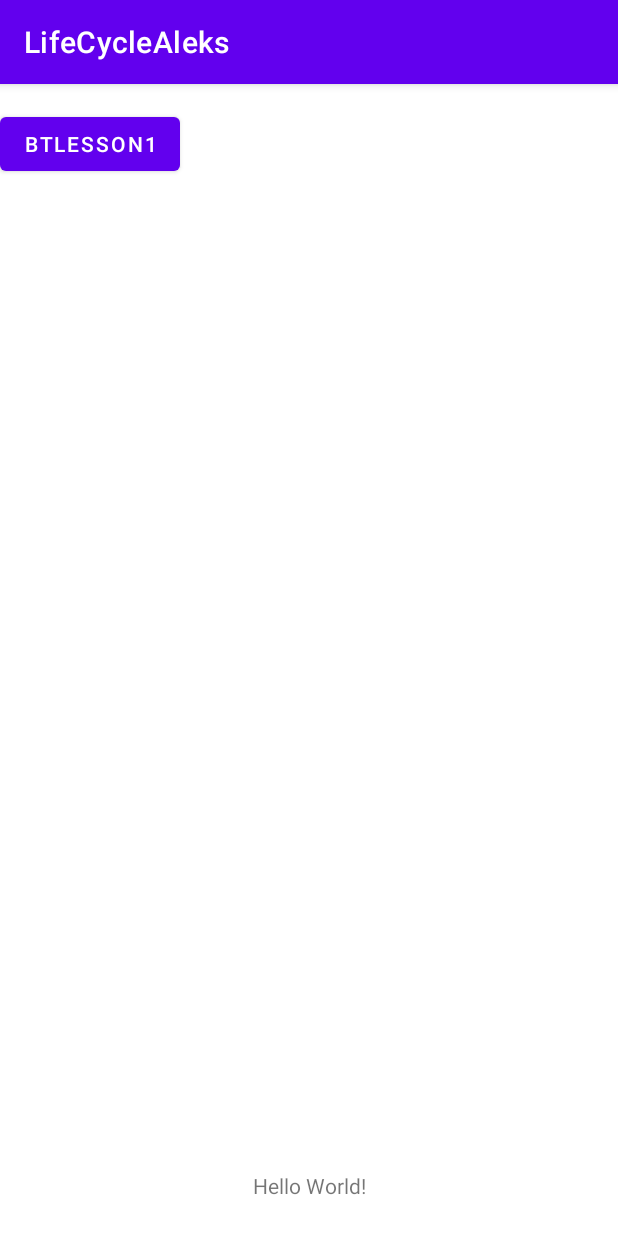
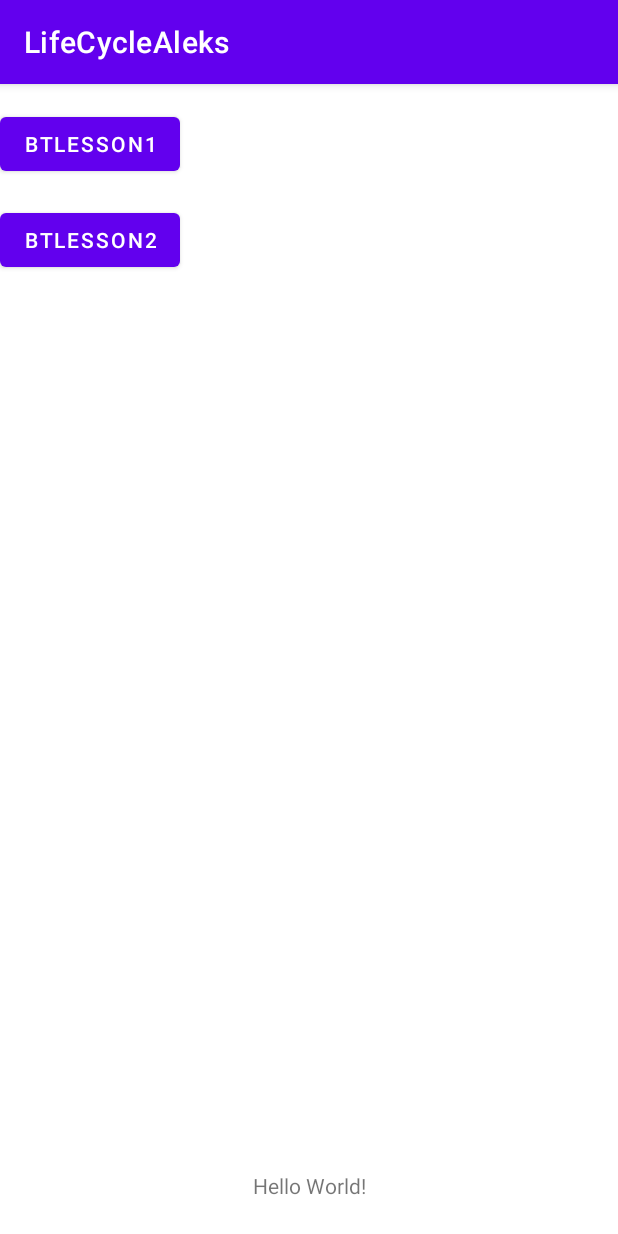
Before and after one commit to pavelfire/LifeCycleAleks, an Android app: the screen it shows after launch (MainActivity), on a phone screen of 412 x 824 dp. Run offline under Robolectric (Android 15) with nearby library versions, the phone set to English and light mode, and no system bars.

Commit message:
receving data from Lesson1Activity.kt

```diff
--- a/app/src/main/java/com/vk/directop/lifecyclealeks/MainActivity.kt
+++ b/app/src/main/java/com/vk/directop/lifecyclealeks/MainActivity.kt
@@ -4,16 +4,22 @@ import android.app.Activity
 import android.content.Intent
 import androidx.appcompat.app.AppCompatActivity
 import android.os.Bundle
+import android.util.Log
 import android.widget.Button
 import android.widget.TextView
 import androidx.activity.result.ActivityResult
 import androidx.activity.result.contract.ActivityResultContracts
 
 
- const val KEY_ONE = "HELLO_KEY"
- const val RESULT_KEY = "RESULT_KEY"
+const val KEY_ONE = "HELLO_KEY"
+const val RESULT_KEY = "RESULT_KEY"
+private const val KEY_TEXT_RECEIVED = "KEY_TEXT_RECEIVED"
+private const val TAG = "LifeCycleAleks"
+private var receivedText = "init"
 
 class MainActivity : AppCompatActivity() {
+
+
 
     private val startForResult =
         registerForActivityResult(ActivityResultContracts.StartActivityForResult()) { result: ActivityResult ->
@@ -26,6 +32,7 @@ class MainActivity : AppCompatActivity() {
                         intent.extras?.getString(RESULT_KEY).toString()
                     if (received != "") {
                         tvInfo1.text = received
+                        receivedText = received
                     }
                 }
             }
@@ -37,6 +44,20 @@ class MainActivity : AppCompatActivity() {
 
         val btLesson1 = findViewById<Button>(R.id.btLesson1)
         val tvInfo1 = findViewById<TextView>(R.id.tvInfo1)
+        val btLesson2 = findViewById<Button>(R.id.btLesson2)
+
+        receivedText = tvInfo1.text.toString()
+
+        if (savedInstanceState != null){
+            receivedText = savedInstanceState.getString(KEY_TEXT_RECEIVED, "up")
+            Log.d(TAG, "get SaveInstanceState $receivedText")
+            tvInfo1.text = receivedText
+        }
+
+        btLesson2.setOnClickListener {
+            tvInfo1.text = receivedText
+        }
+
 
         btLesson1.setOnClickListener {
             val intent1 = Intent(this, Lesson1Activity::class.java)
@@ -47,4 +68,10 @@ class MainActivity : AppCompatActivity() {
             startForResult.launch(intent1)
         }
     }
+
+    override fun onSaveInstanceState(outState: Bundle) {
+        super.onSaveInstanceState(outState)
+        Log.d(TAG, "onSaveInstanceState Called $receivedText")
+        outState.putString(KEY_TEXT_RECEIVED, receivedText)
+    }
 }
--- a/app/src/main/res/layout/activity_main.xml
+++ b/app/src/main/res/layout/activity_main.xml
@@ -25,4 +25,14 @@
         app:layout_constraintTop_toTopOf="parent"
         tools:layout_editor_absoluteX="160dp" />
 
+    <Button
+        android:id="@+id/btLesson2"
+        android:layout_width="wrap_content"
+        android:layout_height="wrap_content"
+        android:layout_marginTop="16dp"
+        android:text="btLesson2"
+        app:layout_constraintEnd_toEndOf="@+id/btLesson1"
+        app:layout_constraintStart_toStartOf="@+id/btLesson1"
+        app:layout_constraintTop_toBottomOf="@+id/btLesson1" />
+
 </androidx.constraintlayout.widget.ConstraintLayout>
```
